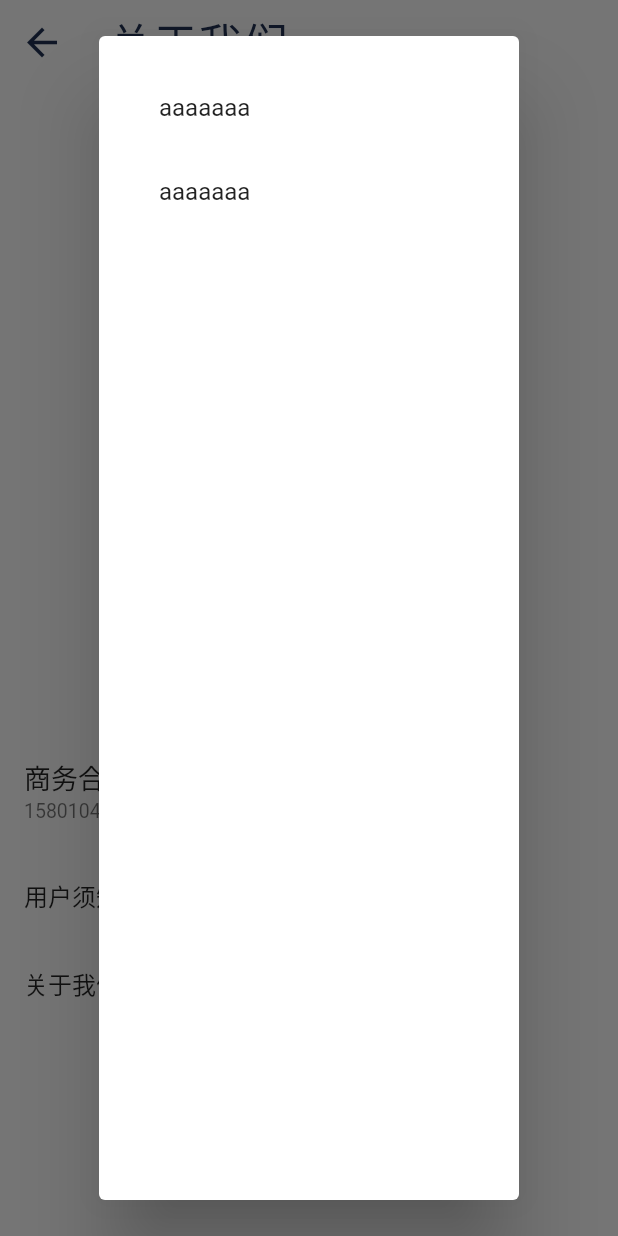
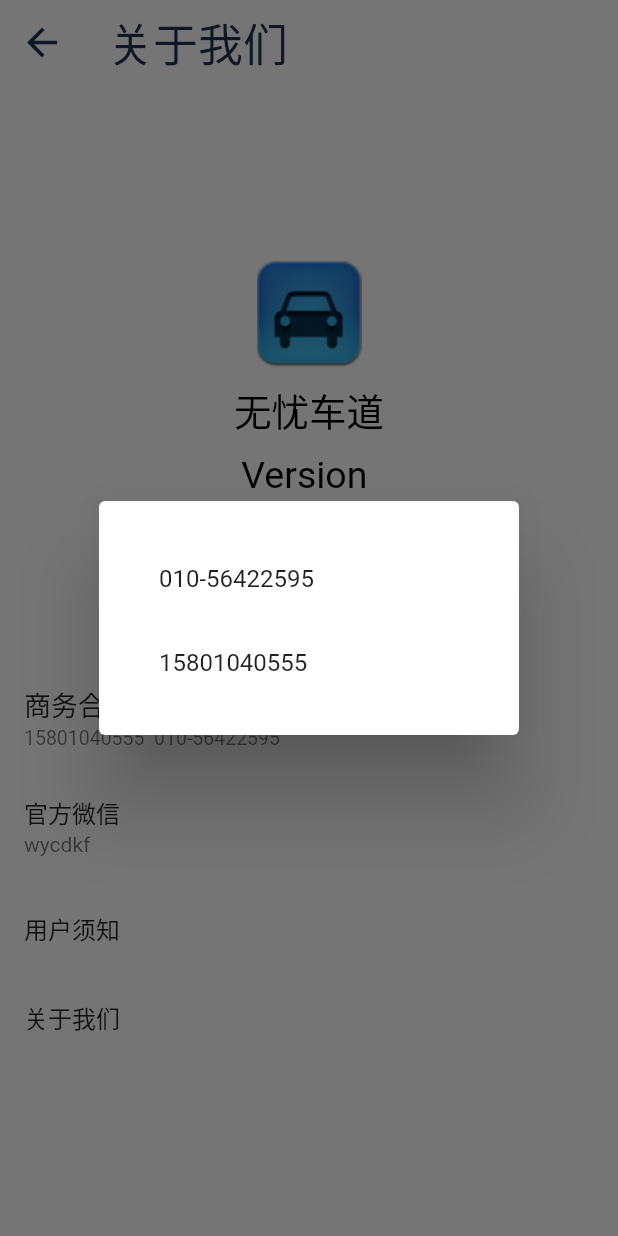
Before and after one commit to ddaitest/flutter_grab, a Flutter app: the AboutPage screen opened directly, after a tap on "商务合作", on a phone screen of 412 x 824 dp. Run offline on Flutter 3.47's test engine with Material 2 defaults, Android fonts, the phone set to English and light mode, and no system bars; our stand-ins replace cached_network_image, dio, equatable, fluro, flutter_datetime_picker, flutter_swiper and 3 more; missing offline and left inert: autocomplete_textfield, flutter_jpush, flutter_umeng_analytics_fork, flutter_webview_plugin, page_view_indicator; accounts and stored records are empty; network calls fail; statements that could not run were skipped.

Commit message:
about page Done

```diff
--- a/lib/pages/about.dart
+++ b/lib/pages/about.dart
@@ -2,6 +2,8 @@ import 'package:flutter/material.dart';
 import 'package:flutter_grab/common/theme.dart';
 import 'package:flutter_grab/common/utils.dart';
 import 'package:package_info/package_info.dart';
+import 'package:flutter/services.dart';
+import 'package:fluttertoast/fluttertoast.dart';
 
 class AboutPage extends StatefulWidget {
   @override
@@ -16,18 +18,18 @@ class AboutPageState extends State<AboutPage> {
   String telphoneNum = '010-56422595';
   String thirdMessage = '';
 
-  initValue() async {
-    var dialogDataMap = await getDialogData();
-    setState(() {
-      thirdMessage = dialogDataMap["message"];
-    });
-  }
+//  initValue() async {
+//    var dialogDataMap = await getDialogData();
+//    setState(() {
+//      thirdMessage = dialogDataMap["message"];
+//    });
+//  }
 
   @override
   void initState() {
     super.initState();
     _getVersion();
-    initValue();
+//    initValue();
   }
 
   @override
@@ -96,6 +98,7 @@ class AboutPageState extends State<AboutPage> {
             Container(
               color: Colors.white,
               child: ListTile(
+                dense: true,
 //                contentPadding: const EdgeInsets.all(5),
                 title: Text(
                   '商务合作',
@@ -112,8 +115,27 @@ class AboutPageState extends State<AboutPage> {
               margin: const EdgeInsets.only(top: 3.0),
               color: Colors.white,
               child: ListTile(
+                title: Text('官方微信'),
+                subtitle: Text('wycdkf'),
+                onLongPress: () {
+                  Clipboard.setData(new ClipboardData(text: 'wycdkf'));
+                  Fluttertoast.showToast(
+                      msg: "已复制，打开微信直接粘贴即可添加",
+                      toastLength: Toast.LENGTH_SHORT,
+                      gravity: ToastGravity.CENTER,
+                      timeInSecForIos: 2,
+                      backgroundColor: Colors.black12,
+                      textColor: Colors.black,
+                      fontSize: 14.0);
+                },
+              ),
+            ),
+            Container(
+              margin: const EdgeInsets.only(top: 3.0),
+              color: Colors.white,
+              child: ListTile(
                 title: Text('用户须知'),
-                onTap: null,
+                onTap: _showUserNotice,
               ),
             ),
             Container(
@@ -121,50 +143,74 @@ class AboutPageState extends State<AboutPage> {
               color: Colors.white,
               child: ListTile(
                 title: Text('关于我们'),
-                onTap: null,
+                onTap: _showAboutMsg,
               ),
             )
           ],
         )
-
-//          Container(
-//            child: FlatButton(
-//              onPressed: () {
-//                launchcaller('tel:' + telphoneNum);
-//              },
-//              child: Column(
-//                children: <Widget>[
-//                  Text(
-//                    '联系电话：' + telphoneNum,
-//                    style: TextStyle(fontSize: 20, color: Colors.black),
-//                  ),
-//                ],
-//              ),
-//            ),
-//          ),
       ],
     ));
   }
 
-  Future<void> _showPhoneCard() async {
-    return showDialog<void>(
+  Future<bool> _showPhoneCard() {
+    return showDialog(
       context: context,
-      barrierDismissible: true,
-      builder: (BuildContext context) {
-        return AlertDialog(
-          backgroundColor: Colors.white,
-          content: ListView(
+      builder: (context) => AlertDialog(
+          title: Column(
+        crossAxisAlignment: CrossAxisAlignment.center,
         children: <Widget>[
           ListTile(
-                title: Text('aaaaaaa'),
+            title: Text(telphoneNum),
+            onTap: () {
+              launchcaller('tel:' + telphoneNum);
+            },
           ),
           ListTile(
-                title: Text('aaaaaaa'),
+            title: Text(mobileTelphoneNum),
+            onTap: () {
+              launchcaller('tel:' + mobileTelphoneNum);
+            },
+          ),
+        ],
+      )),
+    );
+  }
+
+  Future<bool> _showUserNotice() {
+    return showDialog(
+      context: context,
+      builder: (context) => AlertDialog(
+          title: Column(
+        children: <Widget>[
+          Text(
+            '免责声明',
+            style: TextStyle(fontSize: 18, fontWeight: FontWeight.w500),
+          ),
+          Text(
+            '1、平台是信息发布平台，平台为用户提供相应的展示信息推广和特定位置展示，平台发布的所有信息平台只负责发布、展示。\n2、平台里所有信息、资料，平台管理员有责任保证其准确性、完整性、有效性、时效性，但不一定能全部正确，请依据情况自行判断，私下通过本站私信或其他网络、电话等工具，寻求捐助行为，请大家自行进行判断，若因判断实物造成的随时和责任自己负责，本站不负任何责任。\n3、本平台如因系统维护或升级而需要暂停服务时，将事先公告，若因线路及非本站控制范围内的硬件故障或其他不可抗力而导致的暂停服务，于暂停服务而造成的一切不便与损失，平台不负责任何责任。\n4、会员对自己的言论和行为负责，完全承担发表内容的责任，所持立场与平台无关，平台使用者因为任何行为而触犯中华人民共和国法律或相关法规的，一切后果自己负责，平台不承担任何责任。凡以任何方式登录本站或直接、间接使用系统资料者，视为自愿接受平台声明的约束。\n本平台声明未涉及的问题参见国家有关法律法规，当本声明与国家法律法规冲突时，以国家法律法规为准',
+            style: TextStyle(fontSize: 14),
           )
         ],
+      )),
+    );
+  }
+
+  Future<bool> _showAboutMsg() {
+    return showDialog(
+      context: context,
+      builder: (context) => AlertDialog(
+          title: Column(
+        children: <Widget>[
+          Text(
+            '关于我们',
+            style: TextStyle(fontSize: 18, fontWeight: FontWeight.w500),
           ),
-        );
-      },
+          Text(
+            '平台始终秉持“低碳环保、绿色出行”的创办理念，积极响应国家的号召，致力于解决每一位用户的出行问题。平台希望能为广大用户提供一个便捷、实用、安全的共享顺风车信息服务。平台定位十分明确，只做“共享型顺风车”网络信息服务平台，始终以“共享型”为原则，通过平台强大的信息优势，开车的用户可以分享车辆的空余座位，在回家的途中搭载顺路的乘客。不开车的用户可以通过平台来找到与自己行程顺路的车主\n自古以来，出行是每个人日常生活中的一部分，而随着社会的进步，交通拥堵称为我们共同面临的问题，我们积极响应国家号召，通过使用平台来达到为公路减压、为地球减压的目的。在不增加道路负担的情况下提升交通运力。随着平台日渐成熟，交通拥堵、限行带来的不便还有公共交通工具的拥挤等问题都得到缓解。',
+            style: TextStyle(fontSize: 14),
+          )
+        ],
+      )),
     );
   }
 }
```
Lines whose indentation alone changed are shown as unchanged.
